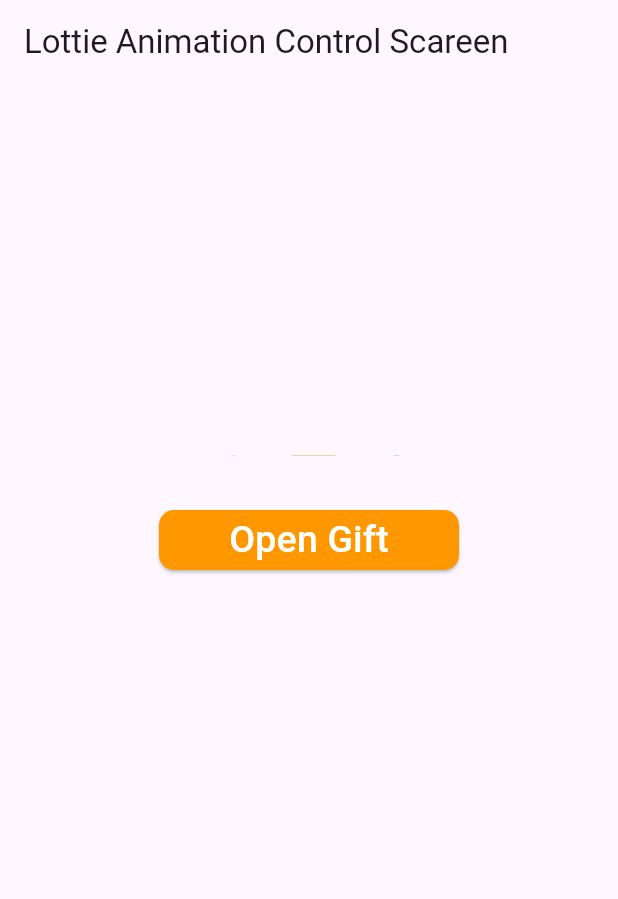
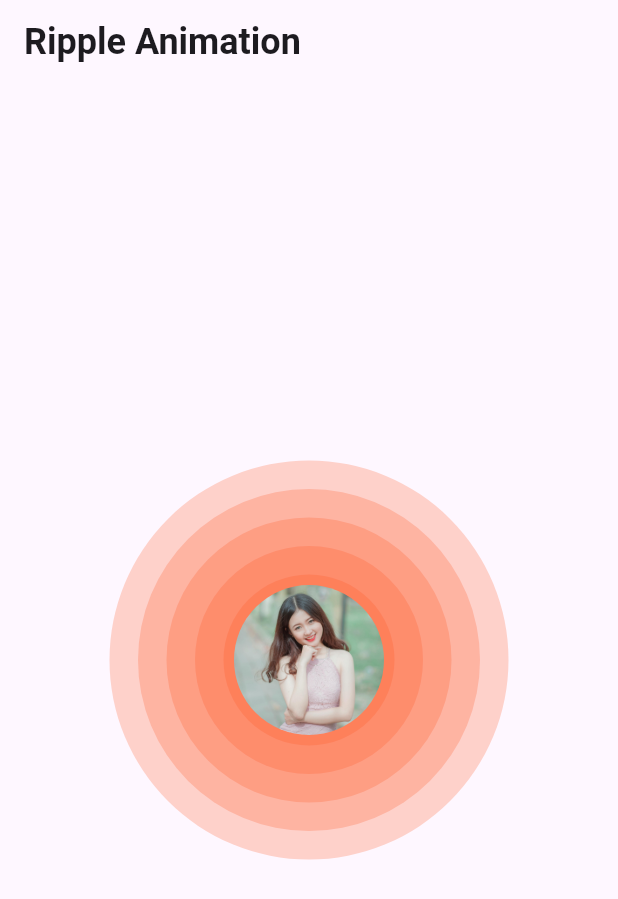
Before and after one commit to rahulkumardev24/Flutter-All-Animation-, a Flutter app: the screen it shows after launch, on a phone screen of 412 x 824 dp. Shown: the top 899 px of the screen. Run offline on Flutter 3.47's test engine with Material 3 defaults, Android fonts, the light colour scheme and no system bars; our stand-ins replace lottie.

Commit message:
ripple animation

```diff
--- a/lib/Lottie Animation/lottie_animation_screen.dart
+++ b/lib/Lottie Animation/lottie_animation_screen.dart
@@ -17,7 +17,7 @@ class _LottieAnimationScreenState extends State<LottieAnimationScreen> {
       ),
       body: Center(
         child: Lottie.asset("assets/lottie/Animation - 1735470791197.json",
-            height: 300, width: 300 ,fit: BoxFit.cover),
+            height: 300, width: 300 ,fit: BoxFit.contain),
       ),
     );
   }
--- a/lib/main.dart
+++ b/lib/main.dart
@@ -12,6 +12,7 @@ import 'package:flutter_all_animation/cross_fade_animation/cross_fade_animation_
 import 'package:flutter_all_animation/grid_animation/grid_animation_screen.dart';
 import 'package:flutter_all_animation/hero_animation/hero_animation_screen_first.dart';
 import 'package:flutter_all_animation/icon_animation/icon_animation_screen.dart';
+import 'package:flutter_all_animation/ripple_animation/ripple_animation_screen.dart';
 import 'package:flutter_all_animation/rotate_animation/rotate_animation_screen.dart';
 import 'package:flutter_all_animation/scale_animation/scale_animation_screen.dart';
 
@@ -32,7 +33,7 @@ class MyApp extends StatelessWidget {
         colorScheme: ColorScheme.fromSeed(seedColor: Colors.deepPurple),
         useMaterial3: true,
       ),
-      home: LottieAnimationControlScreen(),
+      home: RippleAnimationScreen(),
     );
   }
 }
--- /dev/null
+++ b/lib/ripple_animation/ripple_animation_screen.dart
@@ -0,0 +1,68 @@
+import 'package:flutter/material.dart';
+
+class RippleAnimationScreen extends StatefulWidget {
+  const RippleAnimationScreen({super.key});
+
+  @override
+  State<RippleAnimationScreen> createState() => _RippleAnimationScreenState();
+}
+
+class _RippleAnimationScreenState extends State<RippleAnimationScreen>
+    with SingleTickerProviderStateMixin {
+  late AnimationController animationController;
+  var radiusList = [150.0, 200.0, 250.0, 300.0, 350.0];
+
+  @override
+  void initState() {
+    super.initState();
+    animationController = AnimationController(
+        vsync: this, duration: const Duration(seconds: 3), lowerBound: 0.4);
+    animationController.addListener(() {
+      setState(() {});
+    });
+
+    animationController.repeat();
+  }
+
+  @override
+  Widget build(BuildContext context) {
+    return Scaffold(
+      appBar: AppBar(
+        title: const Text(
+          "Ripple Animation",
+          style: TextStyle(fontSize: 24, fontWeight: FontWeight.bold),
+        ),
+
+        /// body
+      ),
+      body: Center(
+        child: Stack(alignment: Alignment.center, children: [
+          ...radiusList.map((radius) {
+            final scale = animationController.value;
+            final int alphaValue = ((1.0 - scale) * 255).toInt().clamp(0, 255);
+            return Container(
+              width: radius * animationController.value,
+              height: radius * animationController.value,
+              decoration: BoxDecoration(
+                color: Colors.deepOrange.withAlpha(alphaValue),
+                shape: BoxShape.circle,
+              ),
+            );
+          }).toList(),
+          ClipOval(
+            child: Image.asset(
+              "assets/images/profile.jpg",
+              height: 100,
+              width: 100,
+              fit: BoxFit.cover,
+            ),
+          )
+        ]),
+      ),
+    );
+  }
+}
+
+/// IN THIS VIDE WE IMPLEMENT RIPPLE ANIMATION
+/// Thanks For watching
+///
```
Also changed, not shown: assets/images/profile.jpg (added), pubspec.lock.
